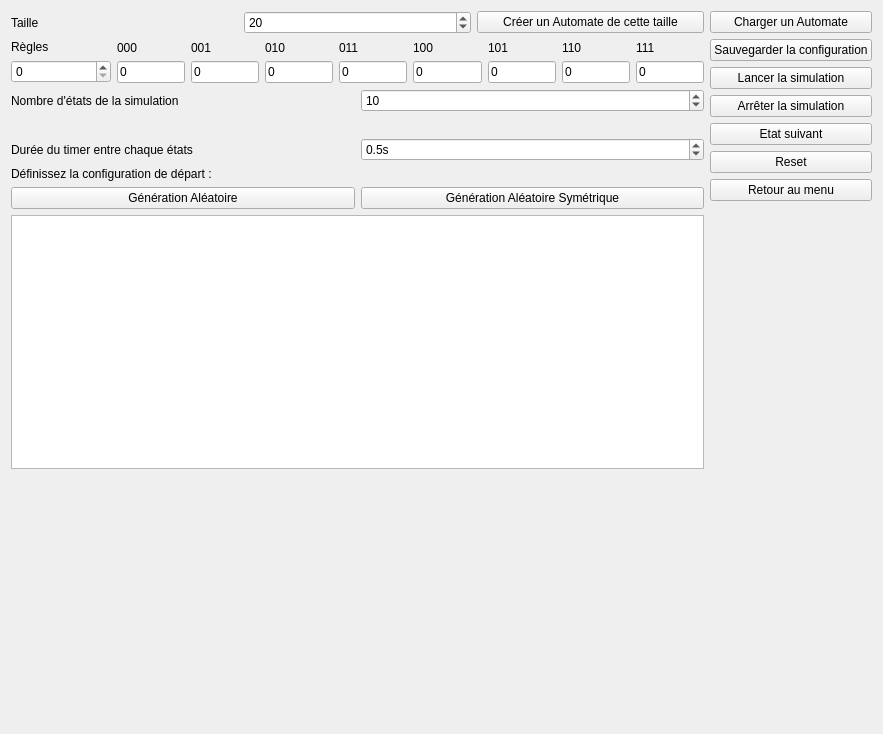
Qt form automate_1d.ui (artemisart/lo21-gameoflife) before a commit.
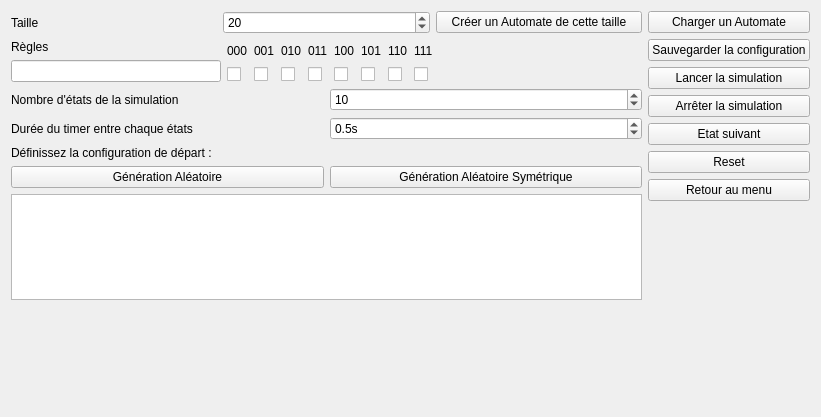
The same form after that commit.

Commit message: checkboxes for Automate_1D

Patch:
```diff
--- a/automate_1d.ui
+++ b/automate_1d.ui
@@ -6,8 +6,8 @@
    <rect>
     <x>0</x>
     <y>0</y>
-    <width>883</width>
-    <height>734</height>
+    <width>821</width>
+    <height>417</height>
    </rect>
   </property>
   <property name="windowTitle">
@@ -65,17 +65,7 @@
           </widget>
          </item>
          <item>
-          <widget class="QSpinBox" name="rule">
-           <property name="minimumSize">
-            <size>
-             <width>100</width>
-             <height>0</height>
-            </size>
-           </property>
-           <property name="maximum">
-            <number>256</number>
-           </property>
-          </widget>
+          <widget class="QLineEdit" name="rule"/>
          </item>
         </layout>
        </item>
@@ -92,9 +82,9 @@
           </widget>
          </item>
          <item>
-          <widget class="QLineEdit" name="numBit1">
+          <widget class="QCheckBox" name="rule0">
            <property name="text">
-            <string>0</string>
+            <string/>
            </property>
           </widget>
          </item>
@@ -110,9 +100,9 @@
           </widget>
          </item>
          <item>
-          <widget class="QLineEdit" name="numBit2">
+          <widget class="QCheckBox" name="rule1">
            <property name="text">
-            <string>0</string>
+            <string/>
            </property>
           </widget>
          </item>
@@ -128,9 +118,9 @@
           </widget>
          </item>
          <item>
-          <widget class="QLineEdit" name="numBit3">
+          <widget class="QCheckBox" name="rule2">
            <property name="text">
-            <string>0</string>
+            <string/>
            </property>
           </widget>
          </item>
@@ -146,9 +136,9 @@
           </widget>
          </item>
          <item>
-          <widget class="QLineEdit" name="numBit4">
+          <widget class="QCheckBox" name="rule3">
            <property name="text">
-            <string>0</string>
+            <string/>
            </property>
           </widget>
          </item>
@@ -164,9 +154,9 @@
           </widget>
          </item>
          <item>
-          <widget class="QLineEdit" name="numBit5">
+          <widget class="QCheckBox" name="rule4">
            <property name="text">
-            <string>0</string>
+            <string/>
            </property>
           </widget>
          </item>
@@ -182,9 +172,9 @@
           </widget>
          </item>
          <item>
-          <widget class="QLineEdit" name="numBit6">
+          <widget class="QCheckBox" name="rule5">
            <property name="text">
-            <string>0</string>
+            <string/>
            </property>
           </widget>
          </item>
@@ -200,9 +190,9 @@
           </widget>
          </item>
          <item>
-          <widget class="QLineEdit" name="numBit7">
+          <widget class="QCheckBox" name="rule6">
            <property name="text">
-            <string>0</string>
+            <string/>
            </property>
           </widget>
          </item>
@@ -218,14 +208,27 @@
           </widget>
          </item>
          <item>
-          <widget class="QLineEdit" name="numBit8">
+          <widget class="QCheckBox" name="rule7">
            <property name="text">
-            <string>0</string>
+            <string/>
            </property>
           </widget>
          </item>
         </layout>
        </item>
+       <item>
+        <spacer name="horizontalSpacer">
+         <property name="orientation">
+          <enum>Qt::Horizontal</enum>
+         </property>
+         <property name="sizeHint" stdset="0">
+          <size>
+           <width>40</width>
+           <height>20</height>
+          </size>
+         </property>
+        </spacer>
+       </item>
       </layout>
      </item>
      <item>
@@ -246,13 +249,6 @@
        </item>
       </layout>
      </item>
-     <item>
-      <widget class="QLabel" name="label">
-       <property name="text">
-        <string/>
-       </property>
-      </widget>
-     </item>
      <item>
       <layout class="QHBoxLayout" name="horizontalLayout_4">
        <item>
```
Left out of the diff: 3 changed lines with no effect on the pictures. The commit also changes 2 other files.
